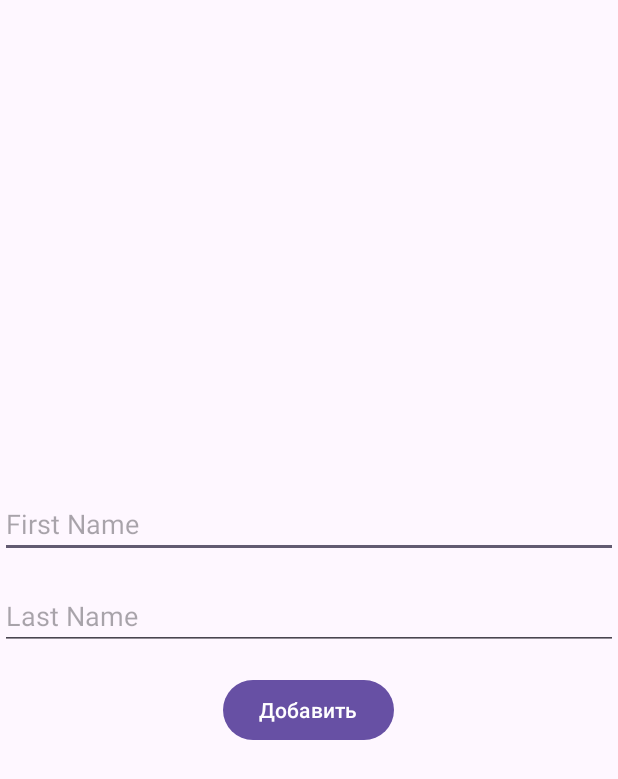
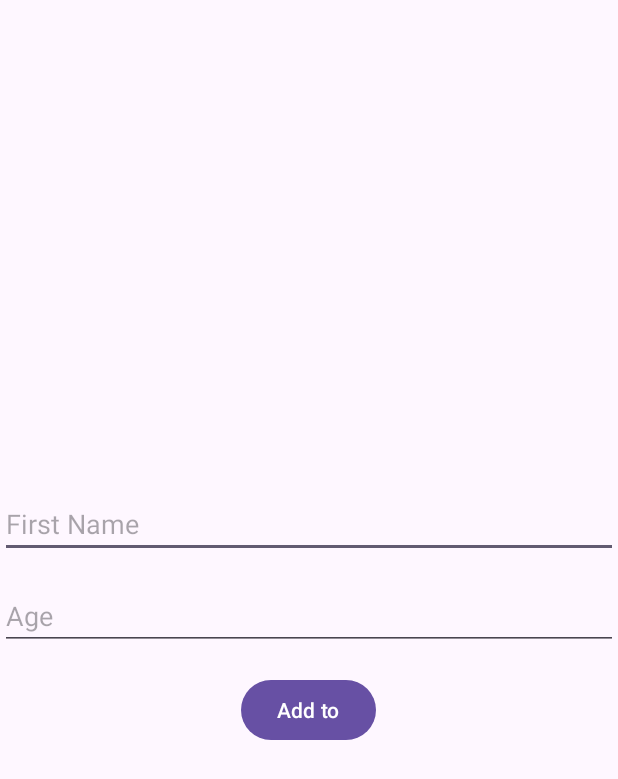
Before and after one commit to Felix-RD/AddList, an Android app: the AddActivity screen opened directly, with no data from a screen before it, on a phone screen of 412 x 824 dp. Shown: the top 779 px of the screen. Run offline under Robolectric (Android 15) with nearby library versions, the phone set to English and light mode, and no system bars.

Commit message:
version 1.0

```diff
--- a/app/src/main/res/layout/activity_add.xml
+++ b/app/src/main/res/layout/activity_add.xml
@@ -22,15 +22,15 @@
         android:id="@+id/ed_last_name"
         android:layout_width="match_parent"
         android:layout_height="wrap_content"
-        android:hint="Last Name"/>
+        android:hint="Age" />
 
 
-<Button
-    android:id="@+id/btn_add_user"
-    android:layout_marginTop="16dp"
-    android:layout_width="wrap_content"
-    android:layout_height="wrap_content"
-    android:text="Добавить"/>
+    <Button
+        android:id="@+id/btn_add_user"
+        android:layout_width="wrap_content"
+        android:layout_height="wrap_content"
+        android:layout_marginTop="16dp"
+        android:text="Add to" />
 
 
 
```
Also changed, not shown: app/src/main/res/layout/activity_main.xml (+5 -2 lines).
